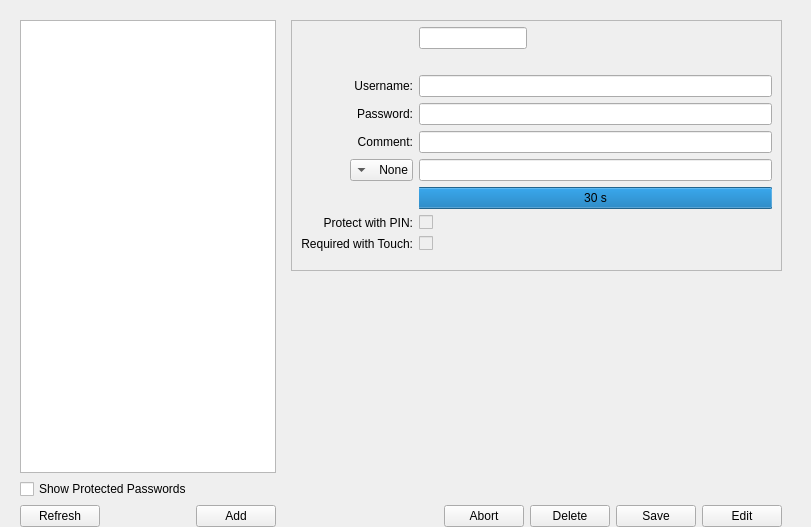
Above: nitrokeyapp/ui/secrets_tab.ui from Nitrokey/nitrokey-app2 before the change. Below: the same form after it.
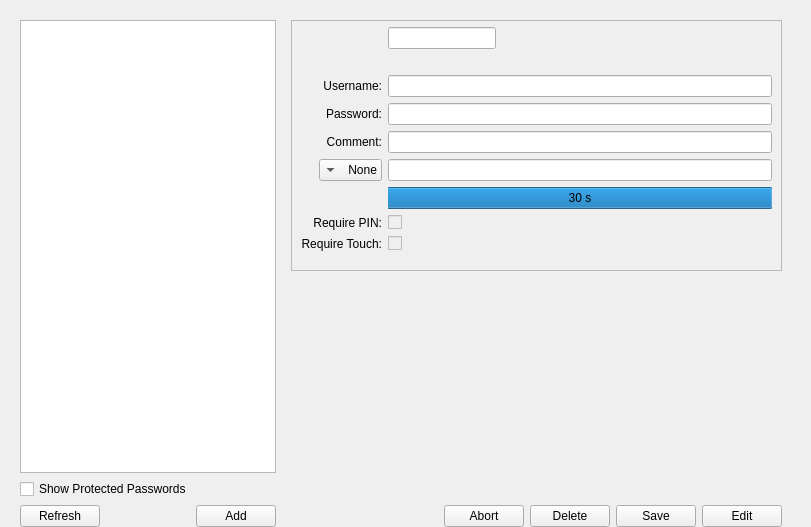
That is the form after the change. Icons and pictures are not drawn.

Commit message: pw-manager: fix touch vs. pin require add/view

```diff
--- a/nitrokeyapp/ui/secrets_tab.ui
+++ b/nitrokeyapp/ui/secrets_tab.ui
@@ -202,7 +202,7 @@
                  <enum>Qt::LeftToRight</enum>
                 </property>
                 <property name="text">
-                 <string>Protect with PIN:</string>
+                 <string>Require PIN:</string>
                 </property>
                 <property name="alignment">
                  <set>Qt::AlignRight|Qt::AlignTrailing|Qt::AlignVCenter</set>
@@ -331,7 +331,7 @@
                  <enum>Qt::RightToLeft</enum>
                 </property>
                 <property name="text">
-                 <string>Required with Touch:</string>
+                 <string>Require Touch:</string>
                 </property>
                 <property name="alignment">
                  <set>Qt::AlignRight|Qt::AlignTrailing|Qt::AlignVCenter</set>
```
The commit also changes 1 other file.
